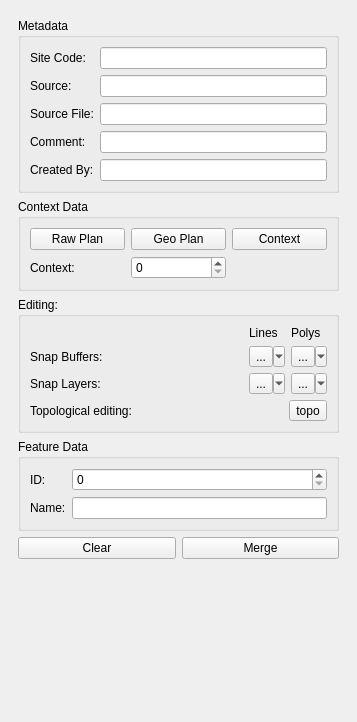
Old version of the form plan/plan_dock_base.ui in the repository lparchaeology/ArkPlan.
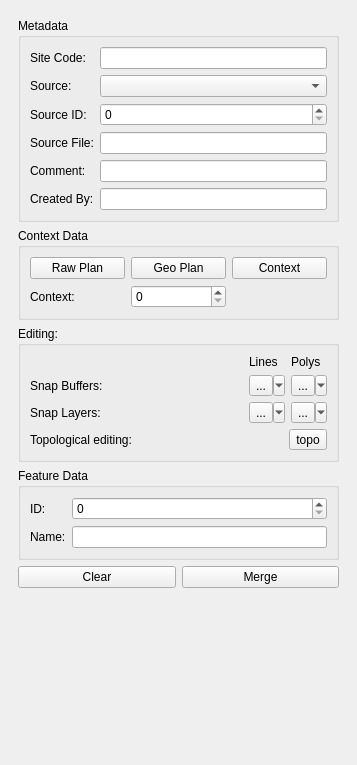
New version of the form. Custom widgets are drawn as their Qt base class.

Commit message:
Add Source Code and Source ID fields
Enable linking of different types of source, i.e. Parent Context.

```diff
--- a/plan/plan_dock_base.ui
+++ b/plan/plan_dock_base.ui
@@ -7,7 +7,7 @@
     <x>0</x>
     <y>0</y>
     <width>357</width>
-    <height>722</height>
+    <height>765</height>
    </rect>
   </property>
   <property name="sizePolicy">
@@ -44,7 +44,7 @@
          <x>0</x>
          <y>0</y>
          <width>333</width>
-         <height>672</height>
+         <height>715</height>
         </rect>
        </property>
        <layout class="QVBoxLayout" name="verticalLayout">
@@ -53,17 +53,7 @@
           <property name="title">
            <string>Metadata</string>
           </property>
-          <layout class="QFormLayout" name="formLayout">
-           <property name="fieldGrowthPolicy">
-            <enum>QFormLayout::ExpandingFieldsGrow</enum>
-           </property>
-           <item row="0" column="1">
-            <widget class="QLineEdit" name="m_siteEdit">
-             <property name="readOnly">
-              <bool>false</bool>
-             </property>
-            </widget>
-           </item>
+          <layout class="QGridLayout" name="gridLayout">
            <item row="0" column="0">
             <widget class="QLabel" name="m_siteLabel">
              <property name="text">
@@ -74,15 +64,15 @@
              </property>
             </widget>
            </item>
-           <item row="1" column="1">
-            <widget class="QLineEdit" name="m_sourceEdit">
-             <property name="toolTip">
-              <string>Source</string>
+           <item row="0" column="1">
+            <widget class="QLineEdit" name="m_siteEdit">
+             <property name="readOnly">
+              <bool>false</bool>
              </property>
             </widget>
            </item>
            <item row="1" column="0">
-            <widget class="QLabel" name="m_sourceLabel">
+            <widget class="QLabel" name="m_sourceCodeLabel">
              <property name="text">
               <string>Source:</string>
              </property>
@@ -91,10 +81,27 @@
              </property>
             </widget>
            </item>
-           <item row="2" column="1">
-            <widget class="QLineEdit" name="m_sourceFileEdit"/>
+           <item row="1" column="1">
+            <widget class="QComboBox" name="m_sourceCodeCombo"/>
            </item>
            <item row="2" column="0">
+            <widget class="QLabel" name="m_sourceIdLabel">
+             <property name="text">
+              <string>Source ID:</string>
+             </property>
+            </widget>
+           </item>
+           <item row="2" column="1">
+            <widget class="QSpinBox" name="m_sourceIdSpin">
+             <property name="toolTip">
+              <string>Source ID</string>
+             </property>
+             <property name="maximum">
+              <number>99999</number>
+             </property>
+            </widget>
+           </item>
+           <item row="3" column="0">
             <widget class="QLabel" name="m_sourceFileLabel">
              <property name="text">
               <string>Source File:</string>
@@ -105,13 +112,9 @@
             </widget>
            </item>
            <item row="3" column="1">
-            <widget class="QLineEdit" name="m_commentEdit">
-             <property name="readOnly">
-              <bool>false</bool>
-             </property>
-            </widget>
+            <widget class="QLineEdit" name="m_sourceFileEdit"/>
            </item>
-           <item row="3" column="0">
+           <item row="4" column="0">
             <widget class="QLabel" name="m_commentLabel">
              <property name="text">
               <string>Comment:</string>
@@ -121,7 +124,14 @@
              </property>
             </widget>
            </item>
-           <item row="4" column="0">
+           <item row="4" column="1">
+            <widget class="QLineEdit" name="m_commentEdit">
+             <property name="readOnly">
+              <bool>false</bool>
+             </property>
+            </widget>
+           </item>
+           <item row="5" column="0">
             <widget class="QLabel" name="m_createdByLabel">
              <property name="text">
               <string>Created By:</string>
@@ -131,7 +141,7 @@
              </property>
             </widget>
            </item>
-           <item row="4" column="1">
+           <item row="5" column="1">
             <widget class="QLineEdit" name="m_createdByEdit"/>
            </item>
           </layout>
```
Left out of the diff: 4 changed lines with no effect on the pictures. The commit also changes 5 other files.
